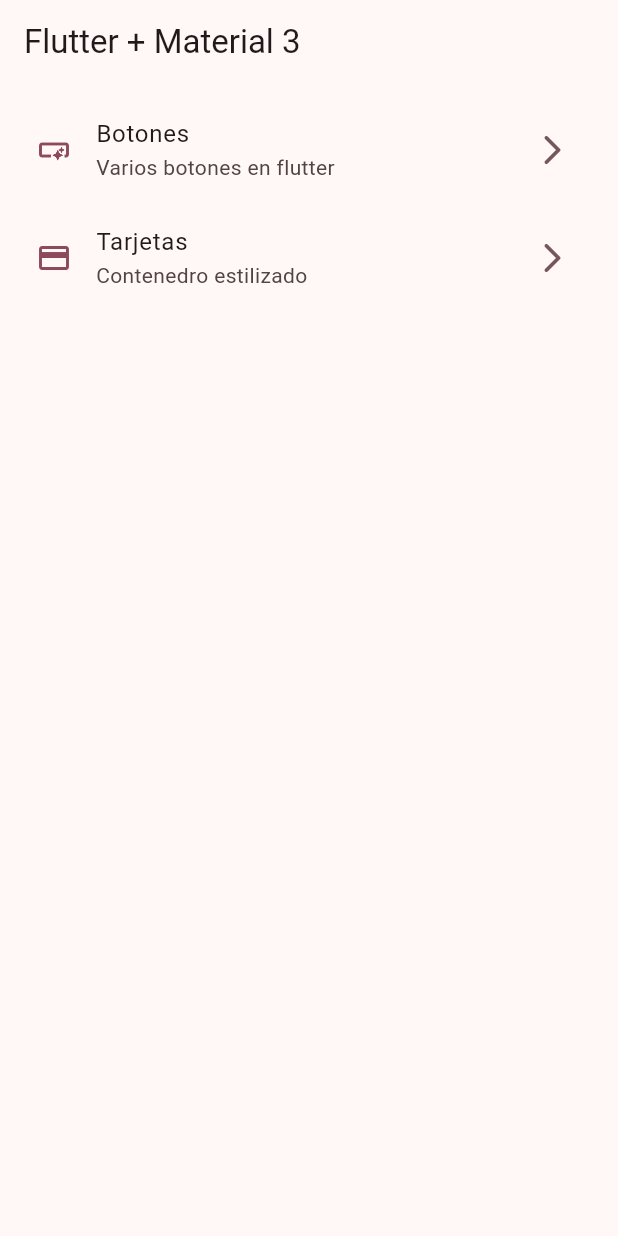
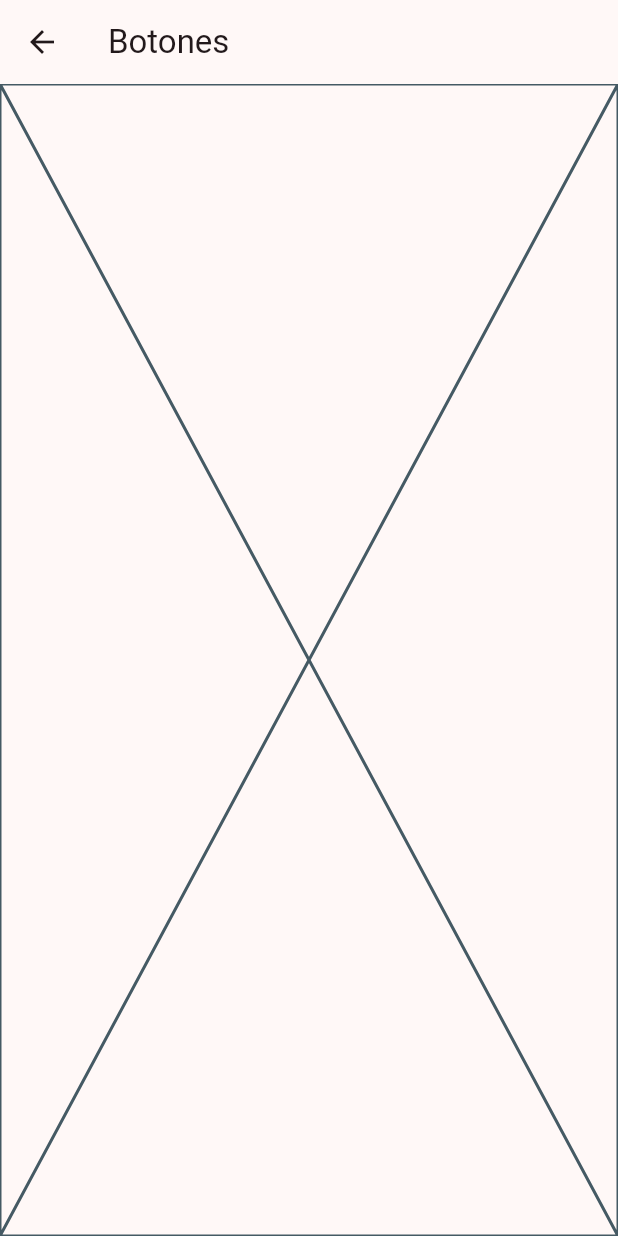
Before and after one commit to xXSkayLabXx/widgets_app, a Flutter app: the screen it shows after launch, after a tap on "Botones", on a phone screen of 412 x 824 dp. Run offline on Flutter 3.47's test engine with Material 2 defaults, Android fonts, the phone set to English and light mode, and no system bars.

```diff
--- a/lib/main.dart
+++ b/lib/main.dart
@@ -1,7 +1,7 @@
-import 'dart:math';
-
 import 'package:flutter/material.dart';
 import 'package:widgets_app/config/theme/app_theme.dart';
+import 'package:widgets_app/presentation/screens/buttons/buttons_screen.dart';
+import 'package:widgets_app/presentation/screens/cards/cards_screen.dart';
 import 'package:widgets_app/presentation/screens/home/home_sceen.dart';
 
 void main() {
@@ -17,6 +17,10 @@ class MainApp extends StatelessWidget {
       debugShowCheckedModeBanner: false,
       theme: AppTheme(selectedColor: 5).getTheme(),
       home: const HomeScreen(),
+      routes: {
+        '/buttons': (context) => const ButtonsScreen(),
+        '/card': (context) => const CardScreen(),
+      },
     );
   }
 }
--- /dev/null
+++ b/lib/presentation/screens/buttons/buttons_screen.dart
@@ -0,0 +1,13 @@
+import 'package:flutter/material.dart';
+
+class ButtonsScreen extends StatelessWidget {
+  const ButtonsScreen({super.key});
+
+  @override
+  Widget build(BuildContext context) {
+    return Scaffold(
+      appBar: AppBar(title: const Text('Botones')),
+      body: const Placeholder(),
+    );
+  }
+}
--- a/lib/presentation/screens/home/home_sceen.dart
+++ b/lib/presentation/screens/home/home_sceen.dart
@@ -1,5 +1,6 @@
 import 'package:flutter/material.dart';
 import 'package:widgets_app/config/menu/menu_items.dart';
+import 'package:widgets_app/presentation/screens/buttons/buttons_screen.dart';
 
 class HomeScreen extends StatelessWidget {
   const HomeScreen({super.key});
@@ -55,7 +56,13 @@ class _CustomListTile extends StatelessWidget {
       title: Text(menuItem.title),
       subtitle: Text(menuItem.subTitle),
       onTap: () {
-        //TODO: navegar a otras pantallas
+        Navigator.pushNamed(context, menuItem.link);
+
+        //  Navigator.of(context).push(
+        //  MaterialPageRoute(
+        //  builder: (context) => const ButtonsScreen(),
+        //),
+        // );
       },
     );
   }
```
Also changed, not shown: lib/presentation/screens/cards/cards_screen.dart (added, +13 -0 lines).
